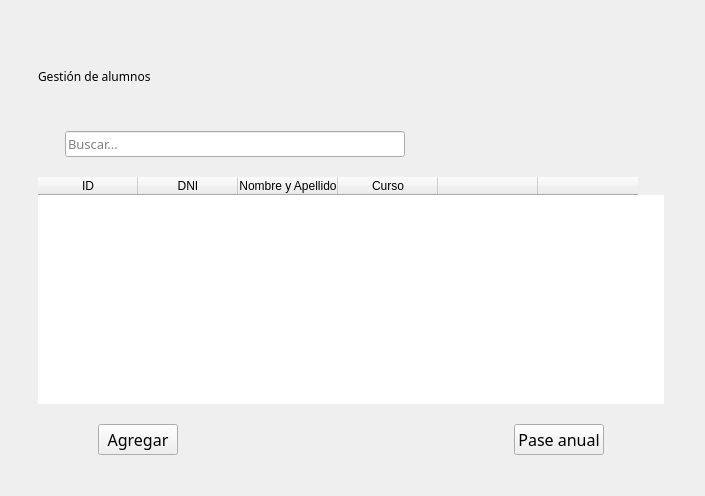
This is blustock/ui/screens_uis/alumnos.ui in MaxAPBusiness/Blustock as Qt 5 draws it before an edit. The edited form follows.
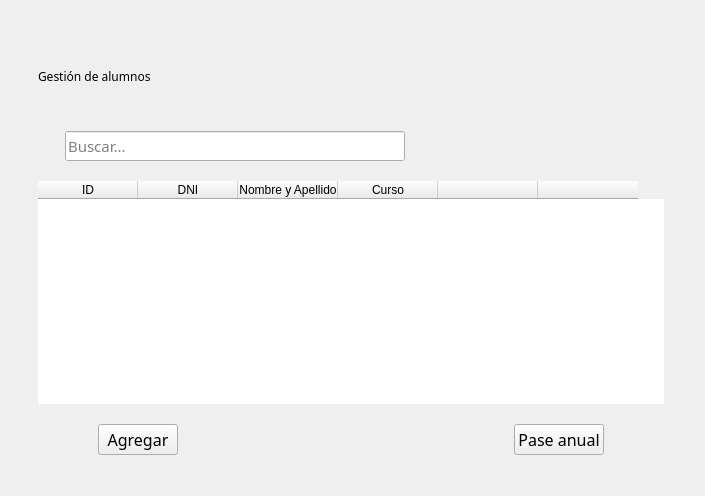
This is the edited form. Icons and pictures are not drawn.

Patch:
```diff
--- a/blustock/ui/screens_uis/alumnos.ui
+++ b/blustock/ui/screens_uis/alumnos.ui
@@ -97,7 +97,8 @@
          <property name="font">
           <font>
            <family>Oswald</family>
-           <pointsize>10</pointsize>
+           <pointsize>11</pointsize>
+           <weight>50</weight>
            <bold>false</bold>
           </font>
          </property>
```
Left out of the diff: 5 changed lines with no effect on the pictures.
